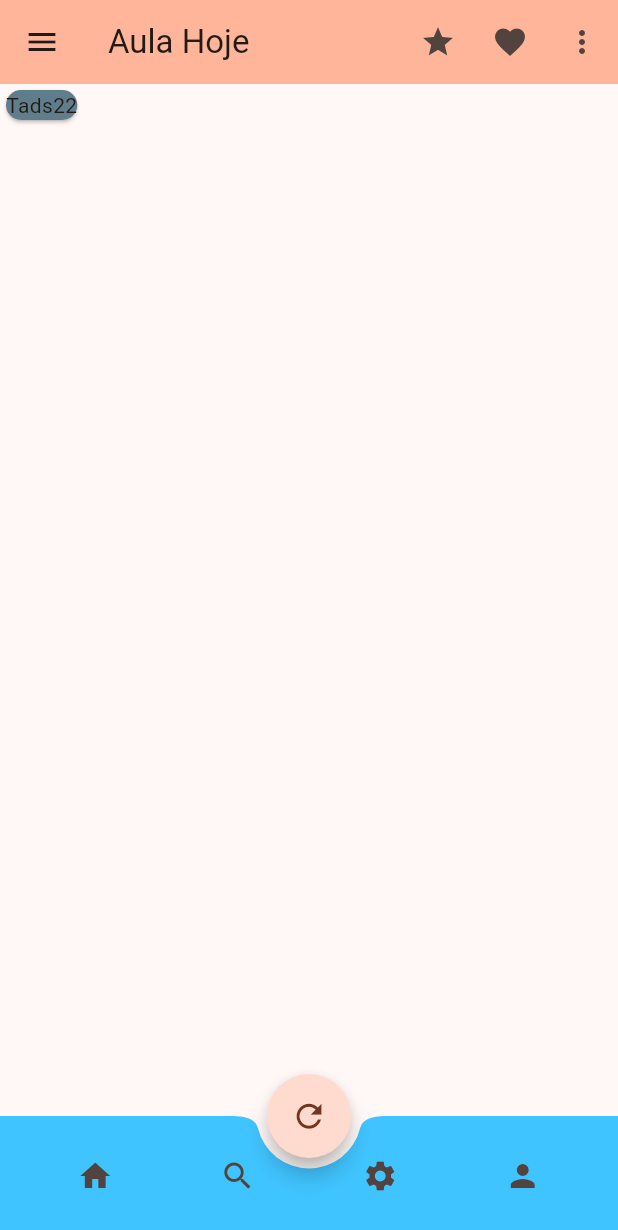
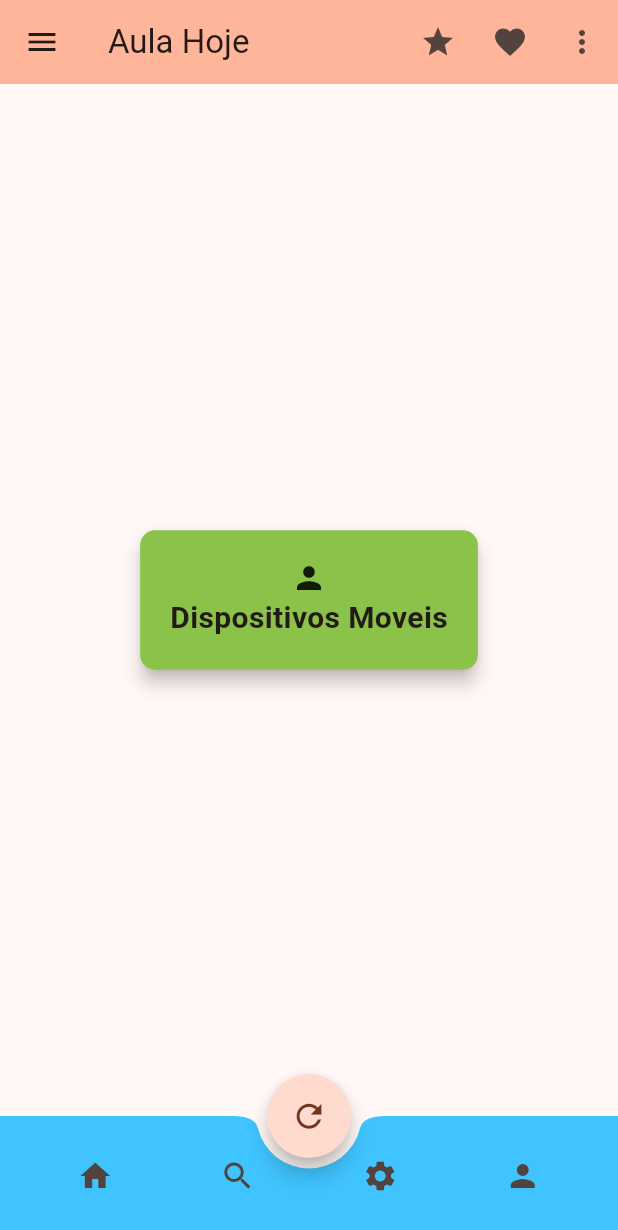
Before and after one commit to FrancisCarolina/inicialFlutter, a Flutter app: the screen it shows after launch, on a phone screen of 412 x 824 dp. Shown: the top 1230 px of the screen. Run offline on Flutter 3.47's test engine with Material 2 defaults, Android fonts, the phone set to English and light mode, and no system bars; missing offline and left inert: dart:html.

Commit message:
add itens card

```diff
--- a/inicial/lib/home.dart
+++ b/inicial/lib/home.dart
@@ -79,7 +79,25 @@ class _MyHomePageState extends State<MyHomePage> {
           ],
         ),
       ),
-      body: Card(child: Text("Tads22"), color: Colors.blueGrey),
+      body: Center(
+          child: Card(
+        elevation: 5,
+        color: Colors.lightGreen,
+        shape: RoundedRectangleBorder(borderRadius: BorderRadius.circular(10)),
+        child: Padding(
+          padding: const EdgeInsets.all(20),
+          child: Column(
+            mainAxisSize: MainAxisSize.min,
+            children: [
+              Icon(Icons.person),
+              Text(
+                "Dispositivos Moveis",
+                style: TextStyle(fontSize: 20, fontWeight: FontWeight.bold),
+              )
+            ],
+          ),
+        ),
+      )),
       floatingActionButtonLocation: FloatingActionButtonLocation.centerDocked,
       bottomNavigationBar: BottomAppBar(
         color: Colors.lightBlueAccent,
```
